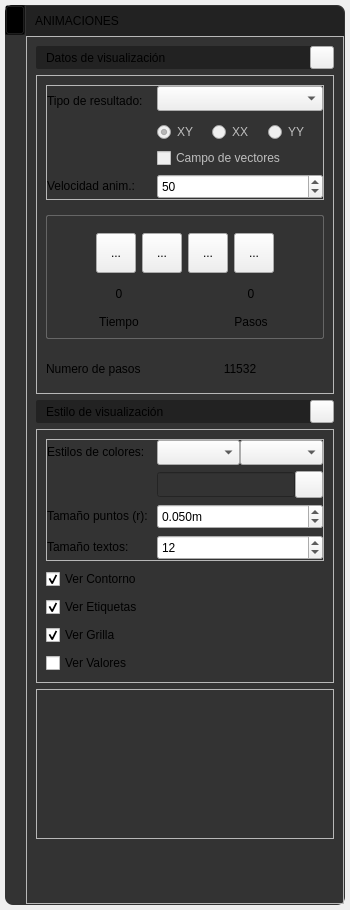
First picture: the form in app/ui/widget_result_menu_animation.ui, repository edwinar13/MPM-UN, before the edit.
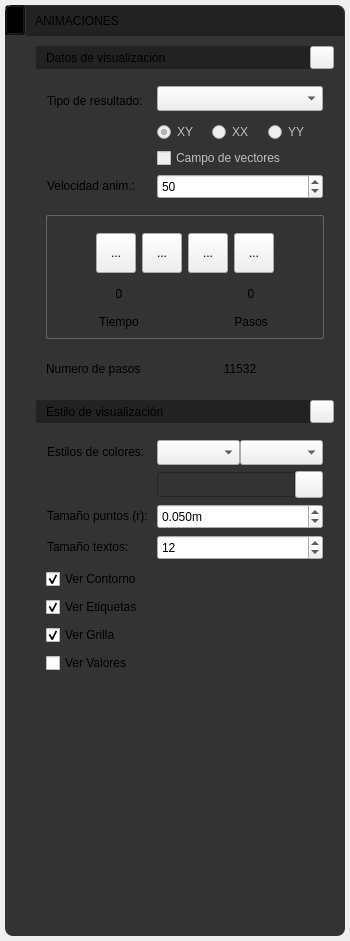
Second picture: the form after the edit. Icons and pictures are not drawn.

Patch:
```diff
--- a/app/ui/widget_result_menu_animation.ui
+++ b/app/ui/widget_result_menu_animation.ui
@@ -7,7 +7,7 @@
     <x>0</x>
     <y>0</y>
     <width>350</width>
-    <height>910</height>
+    <height>941</height>
    </rect>
   </property>
   <property name="sizePolicy">
@@ -77,6 +77,14 @@
 border-radius: 8px
 }
 
+QFrame#frame_info,
+QFrame#frame_ResultAnimation0,
+QFrame#frame_ResultAnimation1,
+QFrame#frame_3,
+QFrame#frame_4{
+background: transparent;
+}
+
 /*#################################################################*/
 /*####################       FRAME HIDE       ###########################*/
 /*#################################################################*/
@@ -2038,32 +2046,6 @@
               </layout>
              </widget>
             </item>
-            <item>
-             <widget class="QFrame" name="frame_ResultAnimation3">
-              <property name="sizePolicy">
-               <sizepolicy hsizetype="Preferred" vsizetype="Expanding">
-                <horstretch>0</horstretch>
-                <verstretch>0</verstretch>
-               </sizepolicy>
-              </property>
-              <property name="minimumSize">
-               <size>
-                <width>0</width>
-                <height>150</height>
-               </size>
-              </property>
-              <property name="styleSheet">
-               <string notr="true"/>
-              </property>
-              <property name="frameShape">
-               <enum>QFrame::StyledPanel</enum>
-              </property>
-              <property name="frameShadow">
-               <enum>QFrame::Raised</enum>
-              </property>
-              <layout class="QHBoxLayout" name="horizontalLayout_13"/>
-             </widget>
-            </item>
             <item>
              <spacer name="verticalSpacer_2">
               <property name="orientation">
```
Left out of the diff: 82 changed lines with no effect on the pictures.
